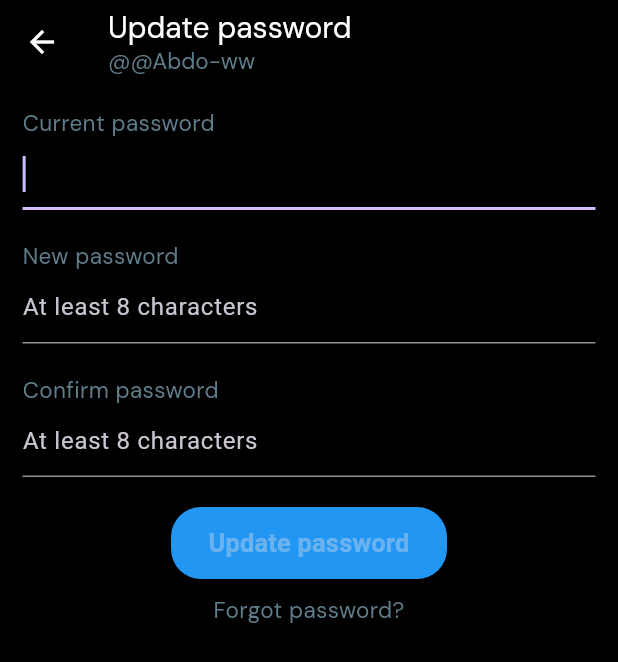
After one commit to AbdoWise-z/GigaChat-Cross-platform, a Flutter app: the ChangePasswordPage screen opened directly, on a phone screen of 412 x 824 dp. The commit adds this screen. Shown: the top 662 px of the screen. Run offline on Flutter 3.47's test engine with Material 3 defaults, Android fonts, the phone set to English and light mode, and no system bars; our stand-ins replace email_validator, flick_video_player, font_awesome_flutter, google_fonts, image_cropper, image_picker and 7 more; missing offline and left inert: photo_manager; accounts and stored records are empty.

Commit message:
change password done

```diff
--- a/lib/api/api.dart
+++ b/lib/api/api.dart
@@ -87,7 +87,7 @@ class ApiPath{
   static ApiPath tweetLikers             = const ApiPath._("/api/tweets/likers");
   static ApiPath comments                = const ApiPath._("/api/tweets/replies/%s");
   static ApiPath retweet                 = const ApiPath._("/api/tweets/retweet");
-  static ApiPath unretweet                 = const ApiPath._("/api/tweets/unretweet");
+  static ApiPath unretweet               = const ApiPath._("/api/tweets/unretweet");
   static ApiPath media                   = const ApiPath._("/api/media");
   static ApiPath updateUserInfo          = const ApiPath._("/api/user/profile");
   static ApiPath currUserProfile         = const ApiPath._("/api/user/profile");
--- a/lib/pages/forget-password/confirm-email.dart
+++ b/lib/pages/forget-password/confirm-email.dart
@@ -46,7 +46,8 @@ class _ConfirmEmailPageState extends State<ConfirmEmailPage> {
         MaterialPageRoute(
           builder: (context) =>
               VerificationMethodPage(
-                  methods: m
+                isLogged: false,
+                methods: m
               ),
         ),
       );
--- a/lib/pages/forget-password/forget-password.dart
+++ b/lib/pages/forget-password/forget-password.dart
@@ -50,7 +50,8 @@ class _ForgetPasswordState extends State<ForgetPassword> {
           MaterialPageRoute(
             builder: (context) =>
                 VerificationMethodPage(
-                    methods: m
+                  isLogged: false,
+                  methods: m
                 ),
           ),
         );
--- /dev/null
+++ b/lib/pages/settings/pages/your-account/change-your-password/change-your-password.dart
@@ -0,0 +1,185 @@
+import 'package:flutter/material.dart';
+import 'package:gigachat/pages/settings/widgets/app-bar-title.dart';
+import 'package:gigachat/pages/user-verification/select-verification-method-page.dart';
+import 'package:gigachat/providers/theme-provider.dart';
+import 'package:gigachat/services/input-validations.dart';
+import 'package:gigachat/util/contact-method.dart';
+import 'package:gigachat/widgets/text-widgets/main-text.dart';
+
+import '../../../../../providers/auth.dart';
+import '../../../../../util/Toast.dart';
+
+class ChangePasswordPage extends StatefulWidget {
+  const ChangePasswordPage({Key? key}) : super(key: key);
+
+  @override
+  State<ChangePasswordPage> createState() => _ChangePasswordPageState();
+}
+
+class _ChangePasswordPageState extends State<ChangePasswordPage> {
+
+  bool isButtonDisabled = true;
+  bool loading = false;
+  TextEditingController currPassword = TextEditingController();
+  TextEditingController newPassword = TextEditingController();
+  TextEditingController confirmPassword = TextEditingController();
+
+  final formKey = GlobalKey<FormState>();
+
+
+  void changePassword(String oldPassword, String newPassword) async {
+    setState(() {
+      loading = true;
+    });
+
+    Auth auth = Auth.getInstance(context);
+    auth.changeUserPassword(
+      oldPassword,
+      newPassword,
+      success: (res) {
+        setState(() {
+          print(res.code);
+          print(res.responseBody);
+          loading = false;
+          Toast.showToast(context, "Password changed successfully");
+          Navigator.pop(context);
+        });
+      },
+      error: (res) {
+        setState(() {
+          print(res.code);
+          print(res.responseBody);
+          if(res.code == 401){
+            Toast.showToast(context, "Your old password you entered in incorrect."
+                "Please enter it again.");
+          }else{
+            Toast.showToast(context, "API Error ..");
+          }
+          loading = false;
+        });
+      },
+    );
+  }
+
+
+  @override
+  Widget build(BuildContext context) {
+    isButtonDisabled = formKey.currentState == null || currPassword.text.isEmpty
+    || newPassword.text.isEmpty || confirmPassword.text.isEmpty || !formKey.currentState!.validate();
+    return Scaffold(
+      appBar: AppBar(
+        title: const SettingsAppBarTitle(text: "Update password"),
+      ),
+      body: SingleChildScrollView(
+        child: Padding(
+          padding: const EdgeInsets.all(15),
+          child: Column(
+            children: [
+              Theme(
+                data: ThemeProvider.getInstance(context).isDark()? ThemeData.dark() : ThemeData.light(),
+                child: Form(
+                  key: formKey,
+                  child: Column(
+                    crossAxisAlignment: CrossAxisAlignment.start,
+                    children: [
+                      const MainText(text: "Current password",color: Colors.blueGrey,),
+                      TextFormField(
+                        obscureText: true,
+                        autofocus: true,
+                        controller: currPassword,
+                        onChanged: (String input) async {
+                          await Future.delayed(const Duration(milliseconds: 50));  //wait for validator
+                          setState(() {});
+                        },
+                      ),
+                      const SizedBox(height: 20,),
+                      const MainText(text: "New password",color: Colors.blueGrey,),
+                      TextFormField(
+                        obscureText: true,
+                        controller: newPassword,
+                        autovalidateMode: AutovalidateMode.onUserInteraction,
+                        decoration: const InputDecoration(
+                          hintText: "At least 8 characters",
+                          errorMaxLines: 2,
+                        ),
+                        onChanged: (String input) async {
+                          await Future.delayed(const Duration(milliseconds: 50));  //wait for validator
+                          setState(() {});
+                        },
+                        validator: (value){
+                          if(value == currPassword.text && value!.isNotEmpty){
+                            return "New password cannot be the same as old password";
+                          }else if(value!.length < 8 && value.isNotEmpty){
+                            return "Your password need to be at least 8 characters. "
+                                "Please enter a longer one";
+                          }else if(InputValidations.isValidPassword(value) == "weak password!"){
+                            return "Your new password is weak";
+                          }else{
+                            return null;
+                          }
+                        },
+                      ),
+                      const SizedBox(height: 20,),
+                      const MainText(text: "Confirm password",color: Colors.blueGrey,),
+                      TextFormField(
+                        obscureText: true,
+                        controller: confirmPassword,
+                        decoration: const InputDecoration(
+                          hintText: "At least 8 characters"
+                        ),
+                        onChanged: (String input) async {
+                          await Future.delayed(const Duration(milliseconds: 50));  //wait for validator
+                          setState(() {});
+                        },
+                        validator: (value){
+                          if(value != newPassword.text){
+                            return "Passwords doesn't match";
+                          }else{
+                            return null;
+                          }
+                        },
+                      ),
+                      const SizedBox(height: 20,),
+                    ],
+                  ),
+                )
+              ),
+              TextButton(
+                onPressed: isButtonDisabled? null :() => changePassword(currPassword.text, newPassword.text),
+                style: TextButton.styleFrom(
+                    foregroundColor: Colors.white,
+                    backgroundColor: Colors.blue,
+                    shape: RoundedRectangleBorder(
+                        borderRadius: BorderRadius.circular(20)),
+                  padding: const EdgeInsets.fromLTRB(25, 12, 25, 12),
+                ),
+                child: const Text("Update password",style: TextStyle(fontWeight: FontWeight.bold,fontSize: 17),),
+              ),
+              const SizedBox(height: 10,),
+              GestureDetector(
+                child: const MainText(text: "Forgot password?",color: Colors.blueGrey,),
+                onTap: (){
+                  Navigator.pushReplacement(context,
+                      MaterialPageRoute(builder: (context) =>
+                          VerificationMethodPage(
+                              methods: [
+                            ContactMethod(
+                                method: ContactMethodType.EMAIL,
+                                data: Auth.getInstance(context).getCurrentUser()!.email,
+                                title: Auth.getInstance(context).getCurrentUser()!.email,
+                                disc: ""
+                            ),
+                          ],
+                            isLogged: true,
+                        ),
+                      )
+                  );
+                },
+              )
+            ],
+          ),
+        ),
+      ),
+    );
+  }
+}
```
Also changed, not shown: lib/api/account-requests.dart (+17 -0 lines), lib/pages/settings/pages/your-account/account-information/account-information.dart (+5 -4 lines), lib/pages/settings/pages/your-account/account-information/verify-password.dart (+5 -20 lines), lib/pages/settings/pages/your-account/account-settings.dart (+7 -2 lines), lib/pages/user-verification/select-verification-method-page.dart (+4 -3 lines), lib/providers/auth.dart (+11 -0 lines).
